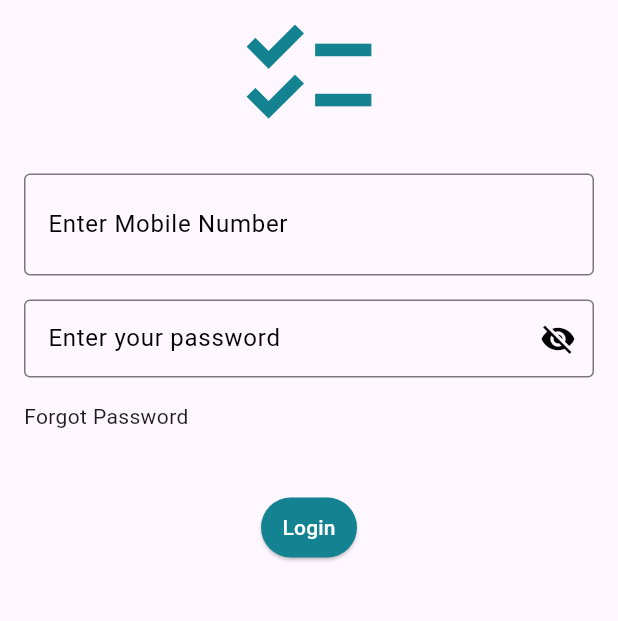
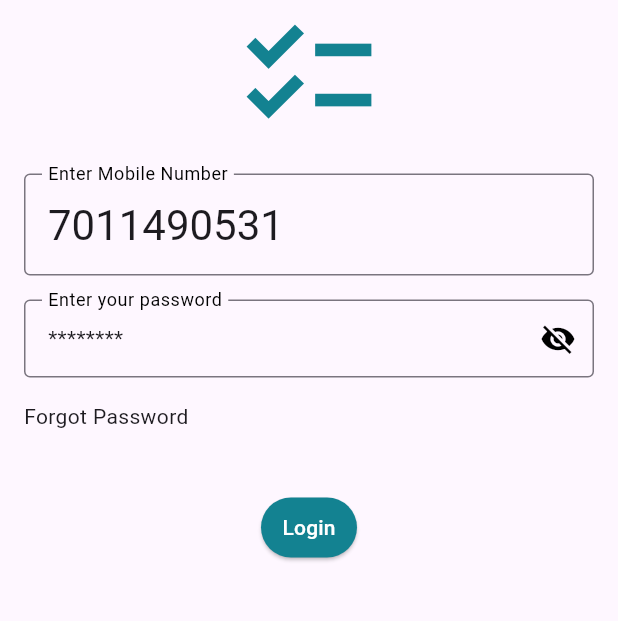
Before and after one commit to udit00/Flutter-Todo, a Flutter app: the screen it shows after launch, on a phone screen of 412 x 824 dp, the part 116-737 px from its top. Run offline on Flutter 3.47's test engine with Material 3 defaults, Android fonts, the phone set to English and light mode, and no system bars; our stand-ins replace dio, fluttertoast, shared_preferences.

Commit message:
Login is done, api tested, saved to storage and retrival is working as well

```diff
--- a/lib/Api/CommonResponse.dart
+++ b/lib/Api/CommonResponse.dart
@@ -2,7 +2,8 @@ class CommonResponse {
   String? message;
   int? status;
   bool? success;
-  String? data;
+  // String? data;
+  List<dynamic>? data;
 
   CommonResponse({required this.message, required this.status, required this.success, required this.data});
 
--- a/lib/Ui/Pages/Login/Login.dart
+++ b/lib/Ui/Pages/Login/Login.dart
@@ -24,13 +24,16 @@ class _LoginWithPasswordPageStateState extends State<LoginWithPasswordPageState>
 
   FocusNode passwordFocusNode = FocusNode();
   LoginViewModel viewModel = LoginViewModel();
-
   @override
   void initState() {
-    // TODO: implement initState
     super.initState();
     // ScreenDimension.setDimensions(context);
     setObservers();
+
+    WidgetsBinding.instance.addPostFrameCallback((timeStamp) {
+      mobileController.text = "7011490531";
+      passwordController.text = "Udit@123";
+    });
   }
 
 
@@ -43,6 +46,9 @@ class _LoginWithPasswordPageStateState extends State<LoginWithPasswordPageState>
     });
     viewModel.loginDataStream.stream.listen((loginData) {
       ToastService.successToast(loginData.message.toString());
+      // storageService.getLoginData().then((loginUserModel) => {
+      //   debugPrint(loginUserModel?.pass?.toString())
+      // });
       print(loginData);
     });
   }
```
Also changed, not shown: lib/Services/Storage/StorageService.dart (+12 -0 lines), lib/Ui/Pages/Login/LoginViewModel.dart (+24 -5 lines).
